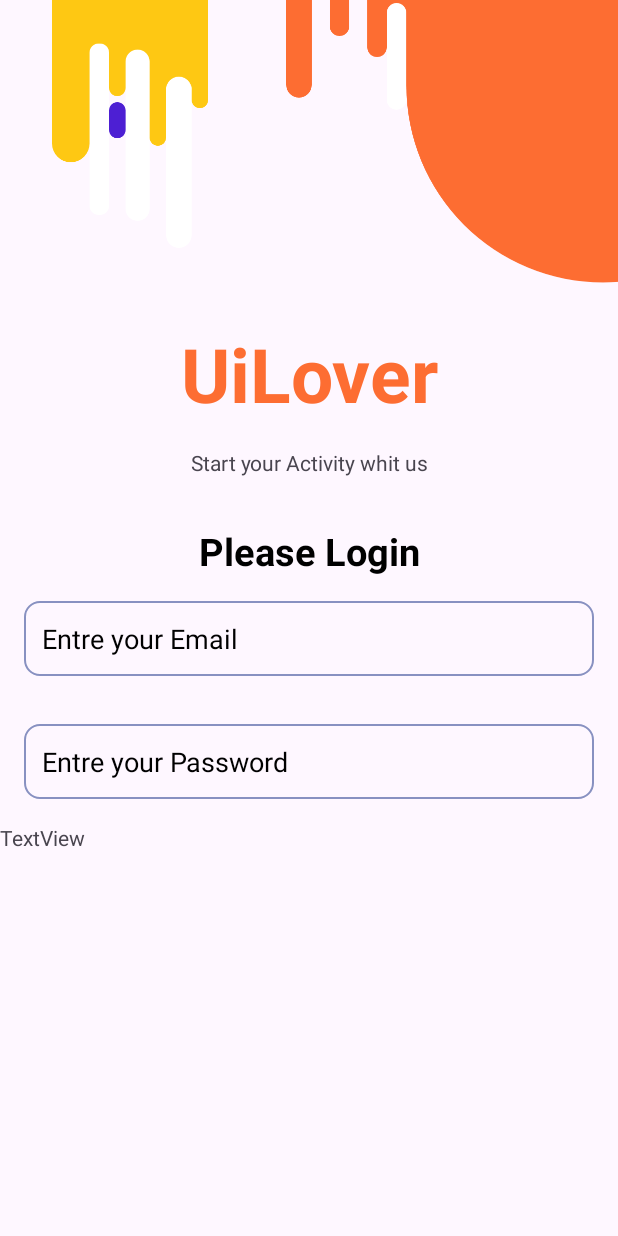
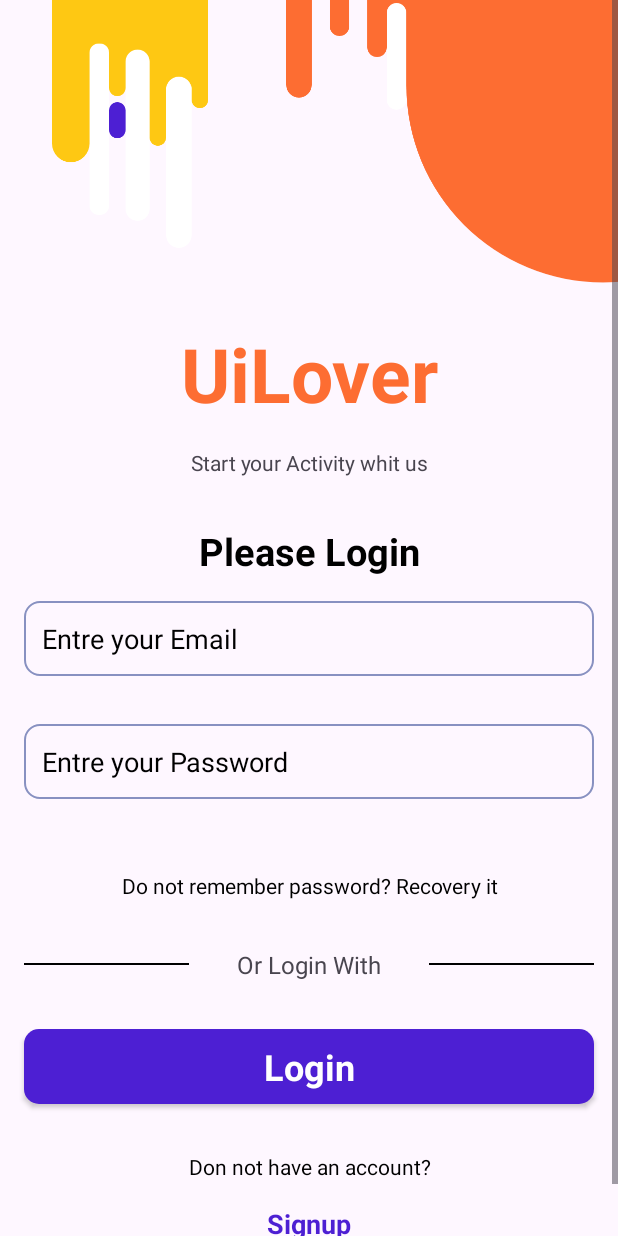
Before and after one commit to OscarGNU/UI_xml, an Android app: the layout activity_login.xml on its own in the app's theme, with its tools: preview values and no code run, on a phone screen of 412 x 824 dp. Run offline under Robolectric (Android 15) with nearby library versions, the phone set to English and light mode, and no system bars.

Commit message:
login screen made with xml

```diff
--- a/app/src/main/res/layout/activity_login.xml
+++ b/app/src/main/res/layout/activity_login.xml
@@ -70,6 +70,7 @@
                 android:layout_height="50dp"
                 android:hint="Entre your Password"
                 android:padding="12dp"
+                android:textSize="18sp"
                 android:layout_margin="16dp"
                 android:background="@drawable/editext_bg"
                 android:ems="10"
@@ -81,7 +82,78 @@
                 android:id="@+id/textView6"
                 android:layout_width="match_parent"
                 android:layout_height="wrap_content"
-                android:text="TextView" />
+                android:text="Do not remember password? Recovery it"
+                android:layout_marginTop="32dp"
+                android:textAlignment="center"
+                android:textColor="@color/black"
+                />
+
+            <LinearLayout
+                android:layout_width="match_parent"
+                android:layout_height="match_parent"
+                android:orientation="horizontal">
+
+                <View
+                    android:id="@+id/view"
+                    android:layout_width="wrap_content"
+                    android:layout_height="1dp"
+                    android:layout_gravity="center_vertical"
+                    android:layout_marginStart="16dp"
+                    android:background="@color/black"
+                    android:layout_weight="1" />
+
+                <TextView
+                    android:id="@+id/textView7"
+                    android:layout_width="wrap_content"
+                    android:layout_height="wrap_content"
+                    android:text="Or Login With"
+                    android:layout_margin="32dp"
+                    android:textSize="16sp"/>
+
+                <View
+                    android:id="@+id/view_2"
+                    android:layout_width="wrap_content"
+                    android:layout_height="1dp"
+                    android:layout_gravity="center_vertical"
+                    android:layout_marginEnd="16dp"
+
+                    android:background="@color/black"
+                    android:layout_weight="1"/>
+            </LinearLayout>
+
+            <androidx.appcompat.widget.AppCompatButton
+                android:id="@+id/LoginBtn"
+                android:background="@drawable/blue_bg"
+                android:layout_width="match_parent"
+                android:layout_height="50dp"
+                style="@android:style/Widget.Button"
+                android:text="Login"
+                android:textColor="@color/white"
+                android:textSize="24sp"
+                android:textStyle="bold"
+                android:layout_marginStart="16dp"
+                android:layout_marginEnd="16dp"/>
+
+            <TextView
+                android:id="@+id/textView8"
+                android:layout_width="match_parent"
+                android:layout_height="wrap_content"
+                android:text="Don not have an account?"
+                android:textColor="@color/black"
+                android:textAlignment="center"
+                android:layout_marginTop="32dp"/>
+
+            <TextView
+                android:id="@+id/textView9"
+                android:layout_width="match_parent"
+                android:layout_height="wrap_content"
+                android:text="Signup"
+                android:textColor="@color/blue"
+                android:textAlignment="center"
+                android:textStyle="bold"
+                android:textSize="18sp"
+                android:layout_marginTop="16dp"
+                android:layout_marginBottom="32dp"/>
         </LinearLayout>
     </ScrollView>
 </androidx.constraintlayout.widget.ConstraintLayout>
```
